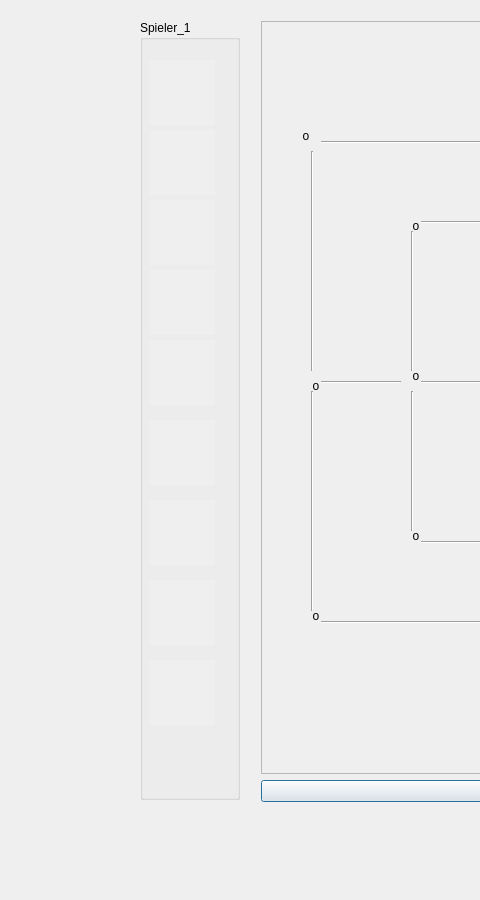
alicekre/Python_Muehle, file Spielfeld_OF_4.ui: the form before one commit; both pictures show x 0 to 480 and y 0 to 900 of the 1200 by 900 pixel window.
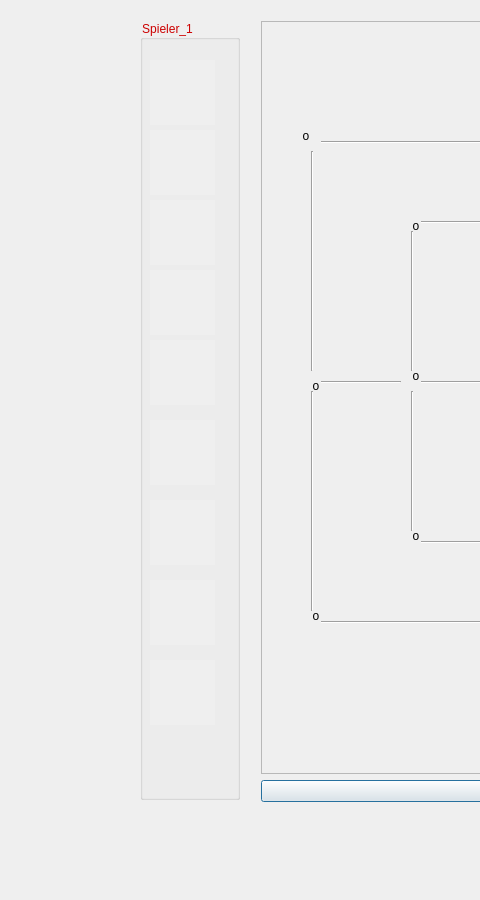
The form after the commit. Icons and pictures are not drawn. Custom widgets are drawn as their Qt base class.

Commit message: Reset Button works, order token

Patch:
```diff
--- a/Spielfeld_OF_4.ui
+++ b/Spielfeld_OF_4.ui
@@ -1311,7 +1311,10 @@
    </property>
    <layout class="QHBoxLayout" name="horizontalLayout">
     <item>
-     <widget class="QGroupBox" name="groupBox">
+     <widget class="QGroupBox" name="player1">
+      <property name="styleSheet">
+       <string notr="true">color: rgb(204, 0, 0);</string>
+      </property>
       <property name="title">
        <string>Spieler_1</string>
       </property>
```
Left out of the diff: 15 changed lines with no effect on the pictures.
